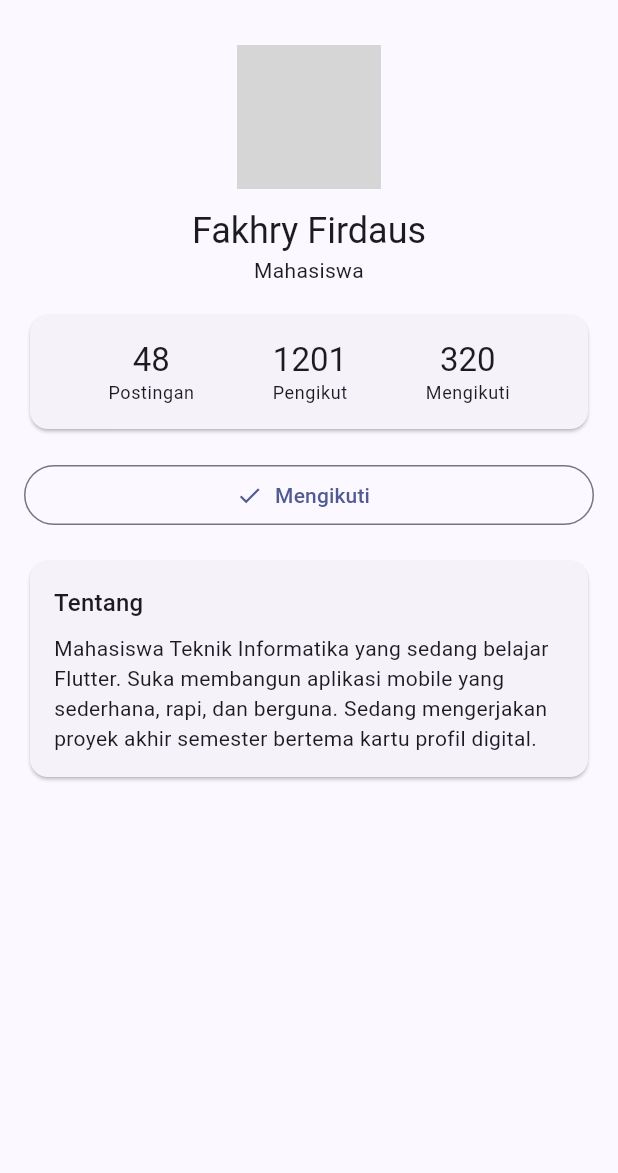
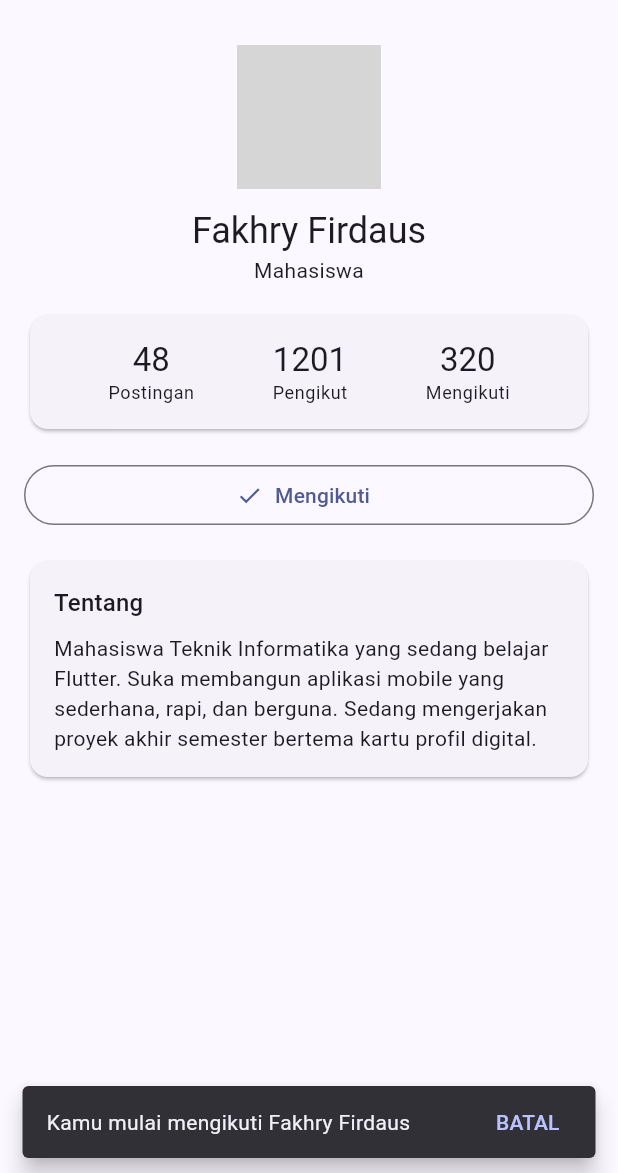
Before and after one commit to trivaldoaminullah6/fl_stade_dasar, a Flutter app: the screen it shows after launch, after a tap on "Ikuti", on a phone screen of 412 x 824 dp, the part 63-1236 px from its top. Run offline on Flutter 3.47's test engine with Material 3 defaults, Android fonts, the phone set to English and light mode, and no system bars; network calls fail; grey boxes are pictures that could not be loaded.

Commit message:
Helper _showSnack() dengan hideCurrentSnackBar(), Snackbar saat follow/unfollow, aksi BATAL

```diff
--- a/lib/main.dart
+++ b/lib/main.dart
@@ -42,8 +42,32 @@ class _ProfilePageState extends State<ProfilePage> {
     });
   }
 
+  void _showSnack(String message, {SnackBarAction? action}) {
+    ScaffoldMessenger.of(context)
+      ..hideCurrentSnackBar() // hindari Snackbar menumpuk
+      ..showSnackBar(
+        SnackBar(
+          content: Text(message),
+          behavior: SnackBarBehavior.floating,
+          action: action,
+        ),
+      );
+  }
+
   void _onFollowPressed() {
-    _setFollowing(!_isFollowing);
+    if (_isFollowing) {
+      _setFollowing(false);
+      _showSnack('Kamu berhenti mengikuti $_name');
+    } else {
+      _setFollowing(true);
+      _showSnack(
+        'Kamu mulai mengikuti $_name',
+        action: SnackBarAction(
+          label: 'BATAL',
+          onPressed: () => _setFollowing(false), // Undo
+        ),
+      );
+    }
   }
 
   @override
```
